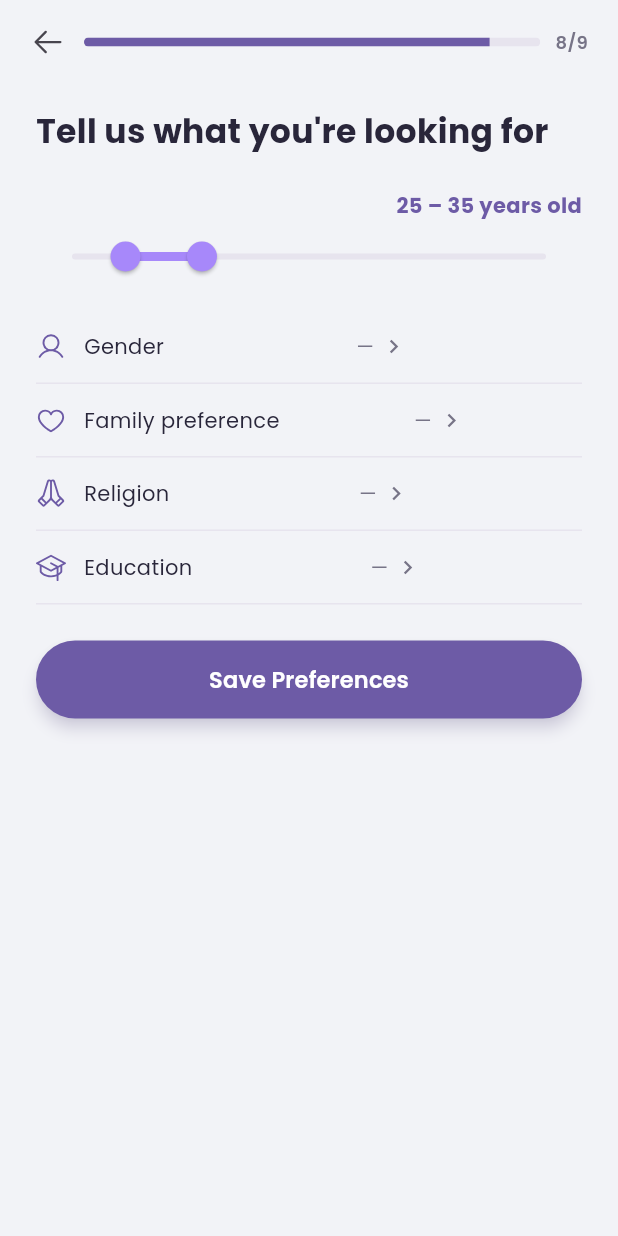
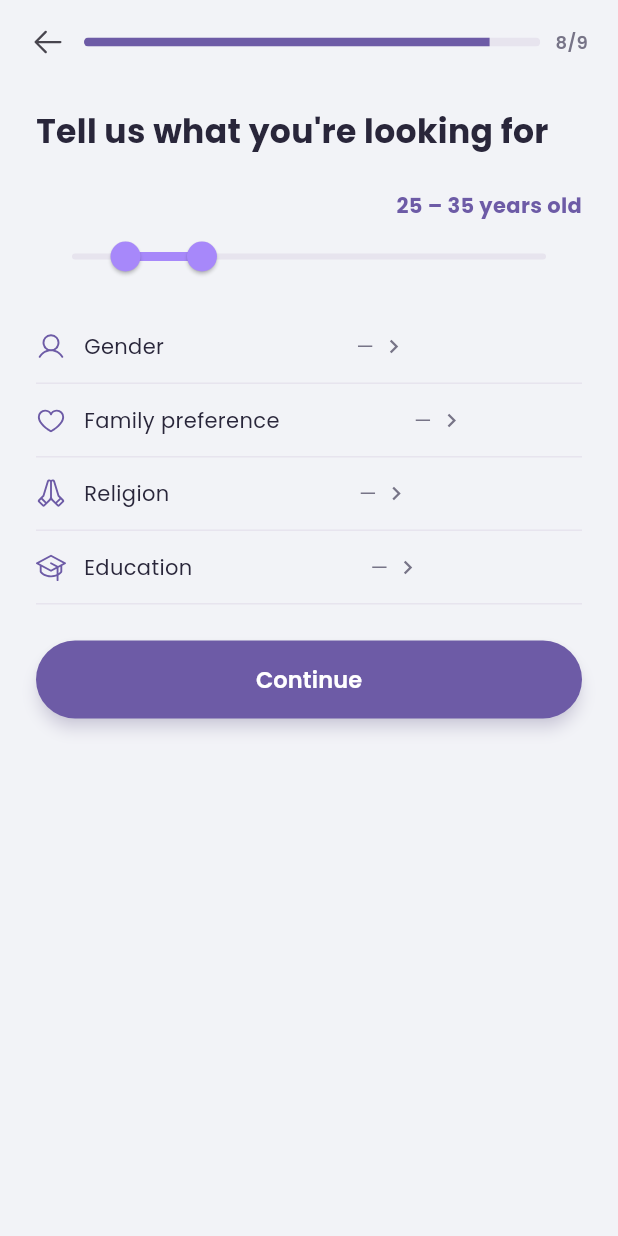
Before and after one commit to danieladrian/couplivy-mobile, a Flutter app: the PreferencesStepScreen screen opened by its route, on a phone screen of 412 x 824 dp. Run offline on Flutter 3.47's test engine with Material 3 defaults, Android fonts, the phone set to English and light mode, and no system bars; our stand-ins replace country_code_picker, dio, drift, flutter_riverpod, flutter_secure_storage, go_router and 5 more; accounts and stored records are empty; generated files the repository leaves out were written again.

Commit message:
Change Preferences step submit button from "Save Preferences" to "Continue"
- Consistent with every other onboarding step's primary CTA label.
- Removed the now-unused preferencesSubmit ARB string.
- Updated tests to match (and disambiguated find.text('Continue') in
  tests that also interact with the multi-select sheet's own Continue
  button — both are in the widget tree simultaneously while the sheet
  is open).

```diff
--- a/lib/features/onboarding/discover/preferences_step_screen.dart
+++ b/lib/features/onboarding/discover/preferences_step_screen.dart
@@ -402,7 +402,7 @@ class _PreferencesStepScreenState extends State<PreferencesStepScreen> {
                             ),
                             const SizedBox(height: 24),
                             AppButton(
-                              label: l10n.preferencesSubmit,
+                              label: l10n.onboardingContinue,
                               onPressed: _submit,
                             ),
                           ],
--- a/lib/l10n/app_en.arb
+++ b/lib/l10n/app_en.arb
@@ -252,7 +252,6 @@
   "religionSpiritual": "Spiritual (not religious)",
   "religionOther": "Other",
   "preferencesEducationLabel": "Education",
-  "preferencesSubmit": "Save Preferences",
 
   "previewTitle": "Almost there!",
   "previewSubtitle": "Review your profile before continuing.",
--- a/lib/l10n/app_id.arb
+++ b/lib/l10n/app_id.arb
@@ -170,7 +170,6 @@
   "religionSpiritual": "Spiritual (tidak religius)",
   "religionOther": "Lainnya",
   "preferencesEducationLabel": "Pendidikan",
-  "preferencesSubmit": "Simpan Preferensi",
 
   "previewTitle": "Hampir selesai!",
   "previewSubtitle": "Cek dulu profilmu sebelum lanjut.",
```
Also changed, not shown: lib/l10n/generated/app_localizations.dart, lib/l10n/generated/app_localizations_en.dart, lib/l10n/generated/app_localizations_id.dart, 1 other file.
